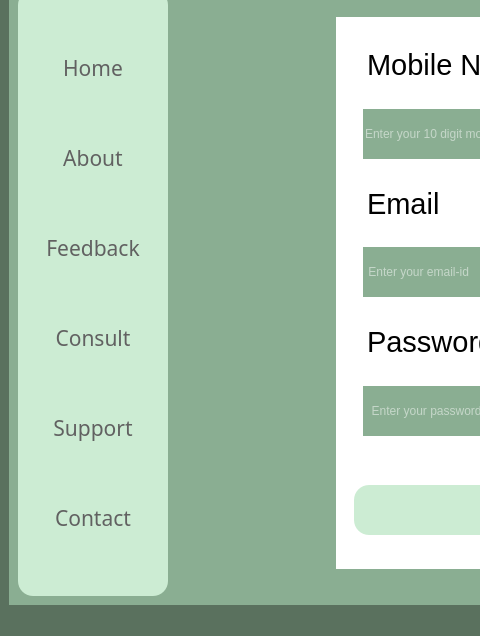
First picture: the form in register_window.ui, repository srishtiigautam/restorehealth, before the edit; both pictures show x 0 to 480 and y 134 to 770 of the 1015 by 770 pixel window.
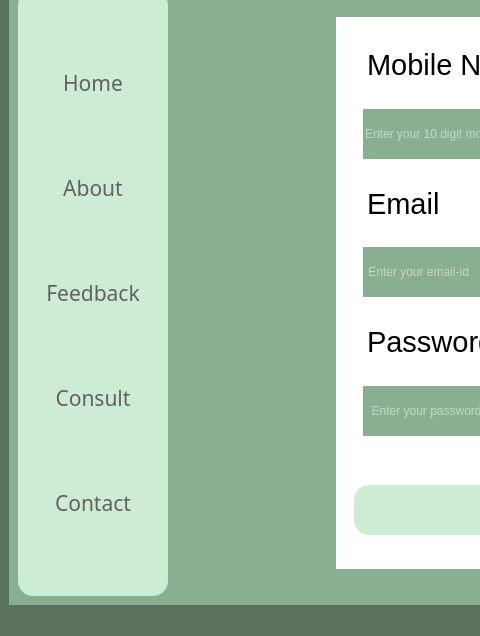
Second picture: the form after the edit. Icons and pictures are not drawn.

The edit to the form file:
```diff
--- a/register_window.ui
+++ b/register_window.ui
@@ -344,39 +344,6 @@
             </property>
            </widget>
           </item>
-          <item>
-           <widget class="QPushButton" name="pushButton_5">
-            <property name="font">
-             <font>
-              <family>Javanese Text</family>
-              <pointsize>16</pointsize>
-              <weight>50</weight>
-              <bold>false</bold>
-             </font>
-            </property>
-            <property name="cursor">
-             <cursorShape>PointingHandCursor</cursorShape>
-            </property>
-            <property name="styleSheet">
-             <string notr="true">QPushButton{
-color: rgb(97, 97, 97);
-border-radius:10px;
-}
-
-QPushButton:hover{
-background-color: rgb(220, 255, 228);
-	/*color: rgb(255, 255, 255);*/
-	font: 700 16pt &quot;Constantia&quot;;
-}
-
-
-</string>
-            </property>
-            <property name="text">
-             <string>Support</string>
-            </property>
-           </widget>
-          </item>
           <item>
            <widget class="QPushButton" name="Contact_button">
             <property name="font">
```
